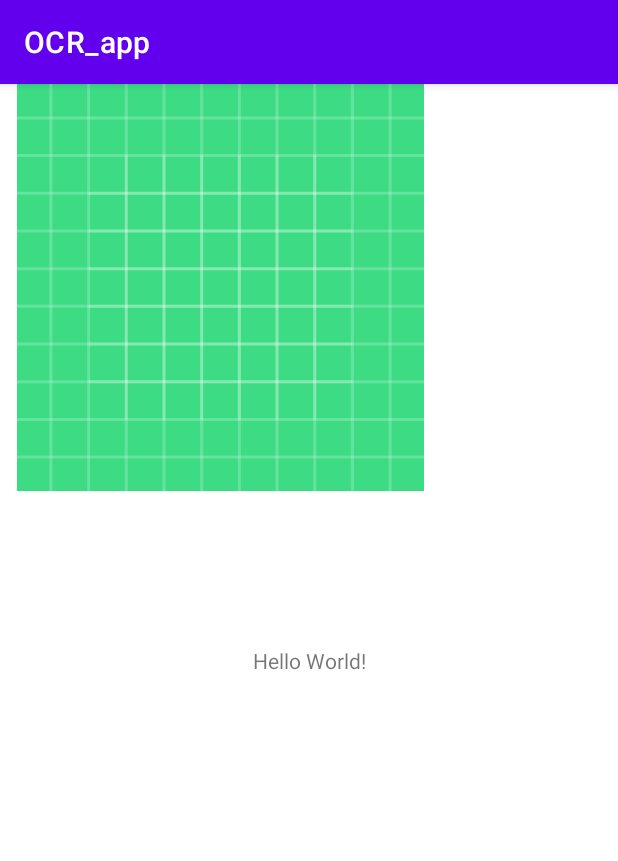
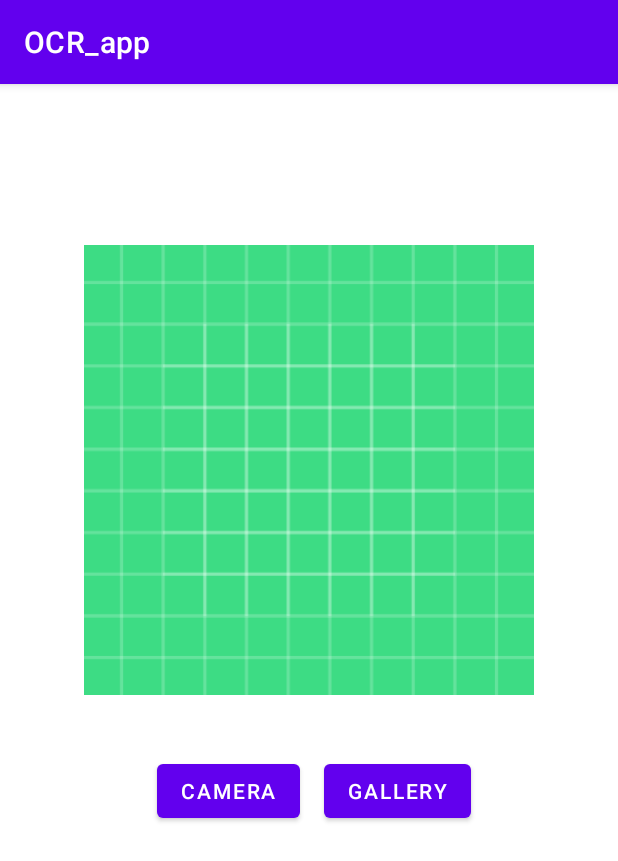
Before and after one commit to mjakubowska/OCR_app, an Android app: the screen it shows after launch (MainActivity), on a phone screen of 412 x 824 dp. Shown: the top 861 px of the screen. Run offline under Robolectric (Android 15) with nearby library versions, the phone set to English and light mode, and no system bars.

Commit message:
adding imageView from Camera

```diff
--- a/app/build.gradle
+++ b/app/build.gradle
@@ -14,6 +14,8 @@ android {
         versionName "1.0"
 
         testInstrumentationRunner "androidx.test.runner.AndroidJUnitRunner"
+
+        vectorDrawables.useSupportLibrary = true
     }
 
     buildTypes {
@@ -31,9 +33,9 @@ android {
 dependencies {
 
     implementation 'androidx.appcompat:appcompat:1.3.0'
-    implementation 'com.google.android.material:material:1.3.0'
+    implementation 'com.google.android.material:material:1.2.0-alpha02'
     implementation 'androidx.constraintlayout:constraintlayout:2.0.4'
-    testImplementation 'junit:junit:4.+'
+    testImplementation 'junit:junit:4.13.2'
     androidTestImplementation 'androidx.test.ext:junit:1.1.3'
     androidTestImplementation 'androidx.test.espresso:espresso-core:3.4.0'
 }
--- a/app/src/main/AndroidManifest.xml
+++ b/app/src/main/AndroidManifest.xml
@@ -1,5 +1,7 @@
 <?xml version="1.0" encoding="utf-8"?>
 <manifest xmlns:android="http://schemas.android.com/apk/res/android" package="com.example.ocr_app">
+
+    <uses-permission android:name="android.permission.CAMERA"/>
 
     <application android:allowBackup="true" android:icon="@mipmap/ic_launcher" android:label="@string/app_name"
         android:roundIcon="@mipmap/ic_launcher_round" android:supportsRtl="true" android:theme="@style/Theme.OCR_app">
--- a/app/src/main/java/com/example/ocr_app/MainActivity.java
+++ b/app/src/main/java/com/example/ocr_app/MainActivity.java
@@ -1,13 +1,92 @@
 package com.example.ocr_app;
 
+import android.Manifest;
+import android.annotation.SuppressLint;
+import android.content.ActivityNotFoundException;
+import android.content.Intent;
+import android.content.pm.PackageManager;
+import android.graphics.Bitmap;
+import android.provider.MediaStore;
+import android.view.View;
+import android.widget.Button;
+import android.widget.ImageView;
+import android.widget.Toast;
+import androidx.annotation.NonNull;
+import androidx.annotation.Nullable;
 import androidx.appcompat.app.AppCompatActivity;
 import android.os.Bundle;
+import androidx.core.app.ActivityCompat;
+import androidx.core.content.ContextCompat;
 
 public class MainActivity extends AppCompatActivity {
+
+    private static final int CAMERA_PERM_CODE = 101;
+    private static final int CAMERA_REQUEST_CODE = 102;
+    ImageView selectedImage;
+    Button cameraBtn, galleryBtn;
 
     @Override
     protected void onCreate(Bundle savedInstanceState) {
         super.onCreate(savedInstanceState);
         setContentView(R.layout.activity_main);
+
+        selectedImage = findViewById(R.id.displayImageView);
+        cameraBtn = findViewById(R.id.cameraBtn);
+        galleryBtn = findViewById(R.id.galleryBtn);
+
+        cameraBtn.setOnClickListener(new View.OnClickListener() {
+            @Override
+            public void onClick(View v) {
+                askCameraPermissions();
+            }
+        });
+
+        galleryBtn.setOnClickListener(new View.OnClickListener() {
+            @Override
+            public void onClick(View v) {
+                Toast.makeText(MainActivity.this, "Gallery Btn is Clicked", Toast.LENGTH_SHORT).show();
+            }
+        });
     }
+
+    private void askCameraPermissions() {
+        if(ContextCompat.checkSelfPermission(this, Manifest.permission.CAMERA) != PackageManager.PERMISSION_GRANTED) {
+            ActivityCompat.requestPermissions(this, new String[]{Manifest.permission.CAMERA}, CAMERA_PERM_CODE);
+        } else {
+            openCamera();
+        }
+    }
+
+    @SuppressLint("MissingSuperCall")
+    @Override
+    public void onRequestPermissionsResult(int requestCode, @NonNull String[] permissions, @NonNull int[] grantResults) {
+        //super.onRequestPermissionsResult(requestCode, permissions, grantResults);
+        if (requestCode == CAMERA_PERM_CODE) {
+            if (grantResults.length > 0 && grantResults[0] == PackageManager.PERMISSION_GRANTED) {
+                openCamera();
+            } else {
+                Toast.makeText(this, "Camera Permission is Required to Use Camera", Toast.LENGTH_SHORT).show();
+            }
+        }
+    }
+
+    private void openCamera() {
+        Intent camera = new Intent(MediaStore.ACTION_IMAGE_CAPTURE);
+        try {
+            startActivityForResult(camera, CAMERA_REQUEST_CODE);
+        } catch (ActivityNotFoundException e) {
+            e.printStackTrace();
+        }
+    }
+
+    @Override
+    protected void onActivityResult(int requestCode, int resultCode, @Nullable Intent data) {
+        super.onActivityResult(requestCode, resultCode, data);
+        if(requestCode == CAMERA_REQUEST_CODE) {
+            Bitmap image = (Bitmap) data.getExtras().get("data");
+            selectedImage.setImageBitmap(image);
+        }
+    }
+
+
 }
--- a/app/src/main/res/layout/activity_main.xml
+++ b/app/src/main/res/layout/activity_main.xml
@@ -1,17 +1,41 @@
 <?xml version="1.0" encoding="utf-8"?>
 <androidx.constraintlayout.widget.ConstraintLayout xmlns:android="http://schemas.android.com/apk/res/android"
-    xmlns:app="http://schemas.android.com/apk/res-auto" xmlns:tools="http://schemas.android.com/tools"
-    android:layout_width="match_parent" android:layout_height="match_parent" tools:context=".MainActivity">
-    <TextView android:layout_width="wrap_content" android:layout_height="wrap_content" android:text="Hello World!"
-        app:layout_constraintBottom_toBottomOf="parent" app:layout_constraintLeft_toLeftOf="parent"
-        app:layout_constraintRight_toRightOf="parent" app:layout_constraintTop_toTopOf="parent" />
+    xmlns:app="http://schemas.android.com/apk/res-auto"
+    xmlns:tools="http://schemas.android.com/tools"
+    android:layout_width="match_parent"
+    android:layout_height="match_parent"
+    tools:context=".MainActivity">
 
     <ImageView
-        android:id="@+id/imageView"
-        android:layout_width="294dp"
-        android:layout_height="271dp"
-        app:srcCompat="@drawable/ic_launcher_background"
-        tools:layout_editor_absoluteX="58dp"
-        tools:layout_editor_absoluteY="58dp" />
+        android:id="@+id/displayImageView"
+        android:layout_width="300dp"
+        android:layout_height="300dp"
+        app:layout_constraintBottom_toBottomOf="parent"
+        app:layout_constraintEnd_toEndOf="parent"
+        app:layout_constraintStart_toStartOf="parent"
+        app:layout_constraintTop_toTopOf="parent"
+        app:layout_constraintVertical_bias="0.23000002"
+        app:srcCompat="@drawable/ic_launcher_background" />
 
+    <Button
+        android:id="@+id/cameraBtn"
+        android:layout_width="wrap_content"
+        android:layout_height="wrap_content"
+        android:layout_marginTop="40dp"
+        android:text="Camera"
+        app:layout_constraintEnd_toEndOf="parent"
+        app:layout_constraintHorizontal_bias="0.33"
+        app:layout_constraintStart_toStartOf="parent"
+        app:layout_constraintTop_toBottomOf="@+id/displayImageView" />
+
+    <Button
+        android:id="@+id/galleryBtn"
+        android:layout_width="wrap_content"
+        android:layout_height="wrap_content"
+        android:layout_marginStart="16dp"
+        android:text="Gallery"
+        app:layout_constraintBottom_toBottomOf="@+id/cameraBtn"
+        app:layout_constraintStart_toEndOf="@+id/cameraBtn"
+        app:layout_constraintTop_toTopOf="@+id/cameraBtn"
+        android:layout_marginLeft="16dp" />
 </androidx.constraintlayout.widget.ConstraintLayout>
```
